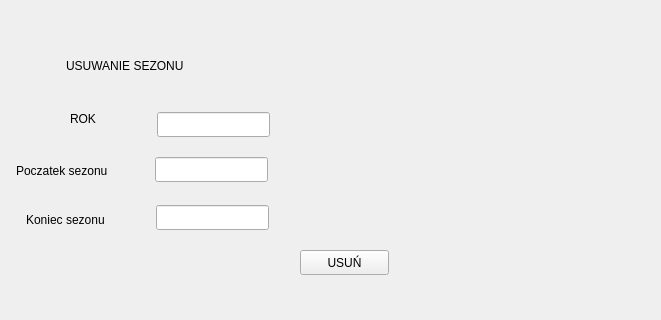
Old version of the form ZBD-main/ui/delete_sezon.ui in the repository BartekRuszkowski/ZBD; both pictures show x 0 to 661 and y 0 to 320 of the 800 by 600 pixel window.
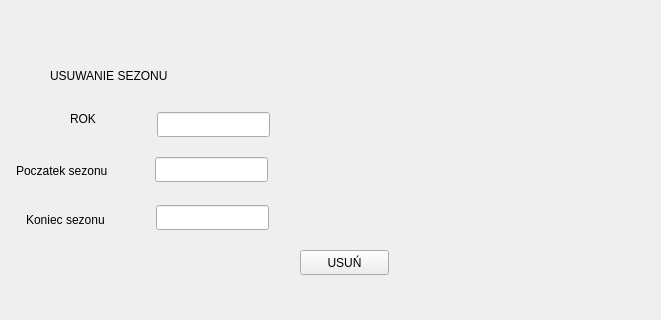
New version of the form.

What changed in the file:
```diff
--- a/ZBD-main/ui/delete_sezon.ui
+++ b/ZBD-main/ui/delete_sezon.ui
@@ -17,14 +17,14 @@
    <widget class="QLabel" name="label">
     <property name="geometry">
      <rect>
-      <x>66</x>
-      <y>40</y>
+      <x>360</x>
+      <y>150</y>
       <width>191</width>
       <height>51</height>
      </rect>
     </property>
     <property name="text">
-     <string>USUWANIE SEZONU</string>
+     <string/>
     </property>
    </widget>
    <widget class="QLineEdit" name="lineEdit">
@@ -122,6 +122,19 @@
      <string>EXIT</string>
     </property>
    </widget>
+   <widget class="QLabel" name="label_5">
+    <property name="geometry">
+     <rect>
+      <x>50</x>
+      <y>50</y>
+      <width>191</width>
+      <height>51</height>
+     </rect>
+    </property>
+    <property name="text">
+     <string>USUWANIE SEZONU</string>
+    </property>
+   </widget>
   </widget>
   <widget class="QMenuBar" name="menubar">
    <property name="geometry">
```
